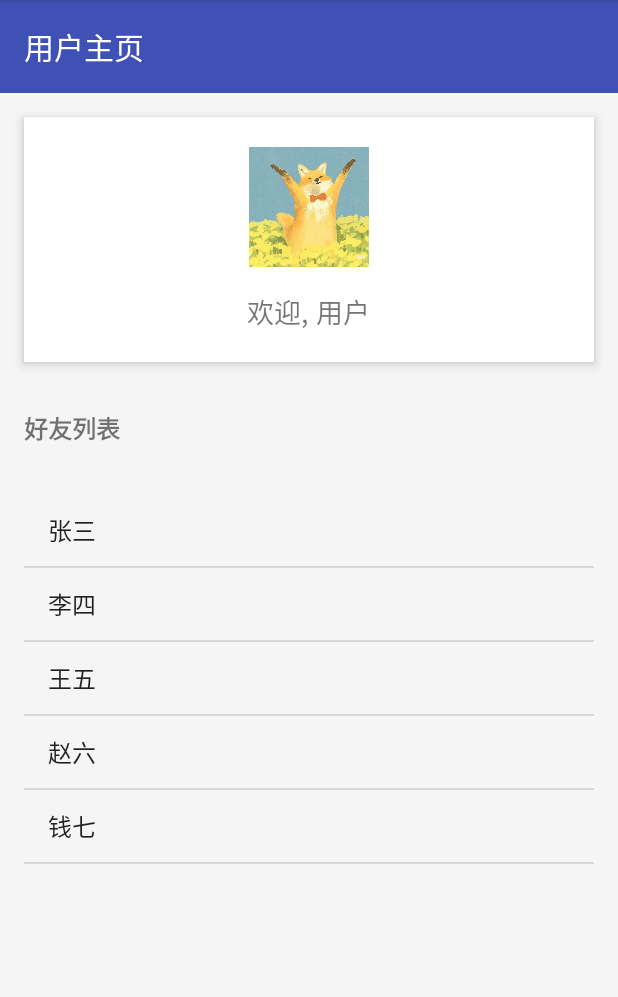
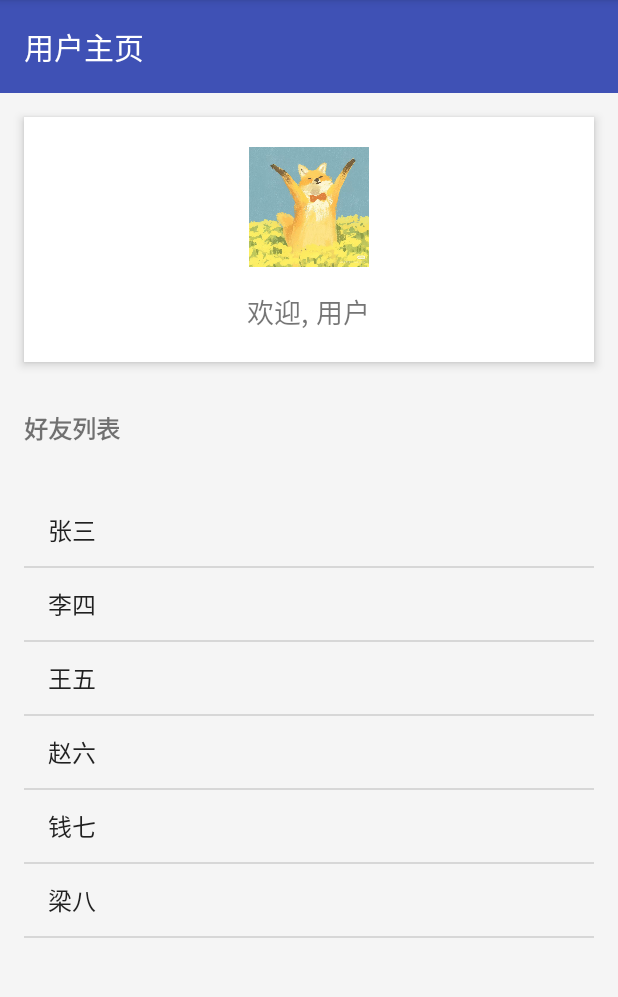
Before and after one commit to zzflora/AndroidApp, an Android app: the HomeActivity screen opened directly, with no data from a screen before it, on a phone screen of 412 x 824 dp, the part 84-1081 px from its top. Run offline under Robolectric (Android 15) with nearby library versions, the light colour scheme and no system bars.

Commit message:
主页显示代码优化

```diff
--- a/app/src/main/java/com/example/loginapp/HomeActivity.kt
+++ b/app/src/main/java/com/example/loginapp/HomeActivity.kt
@@ -38,7 +38,7 @@ class HomeActivity : AppCompatActivity() {
     }
 
     private fun setupFriendsList() {
-        val friends = arrayOf("张三", "李四", "王五", "赵六", "钱七")
+        val friends = arrayOf("张三", "李四", "王五", "赵六", "钱七","梁八")
         val adapter = ArrayAdapter(
             this,
             android.R.layout.simple_list_item_1,
```
